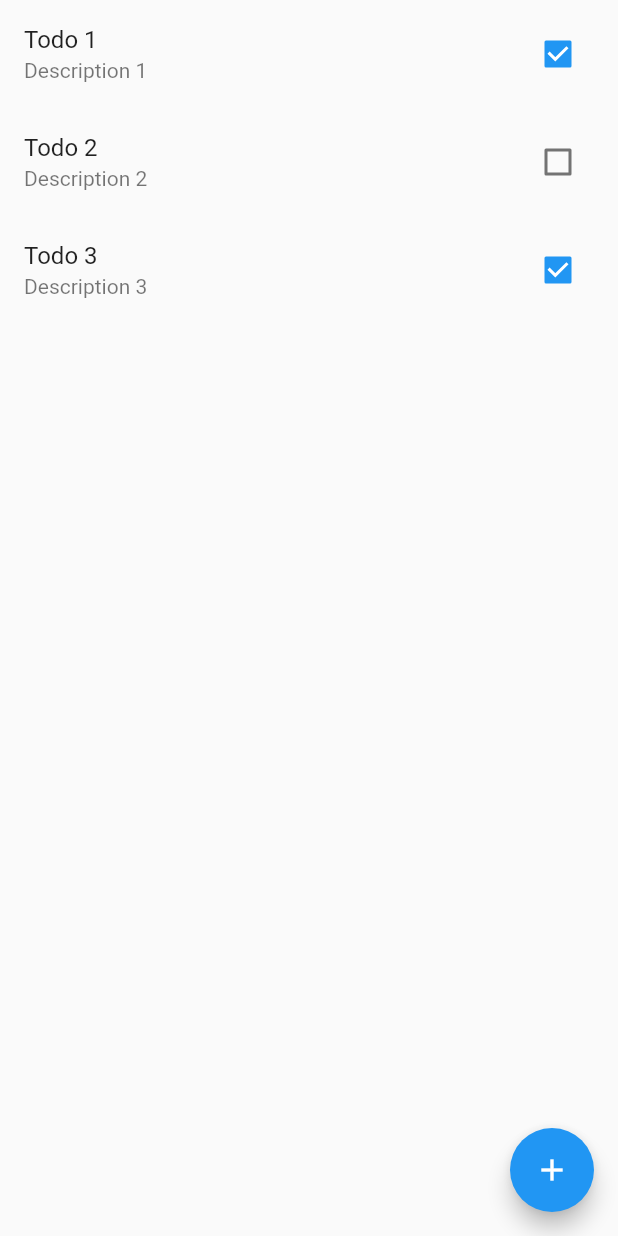
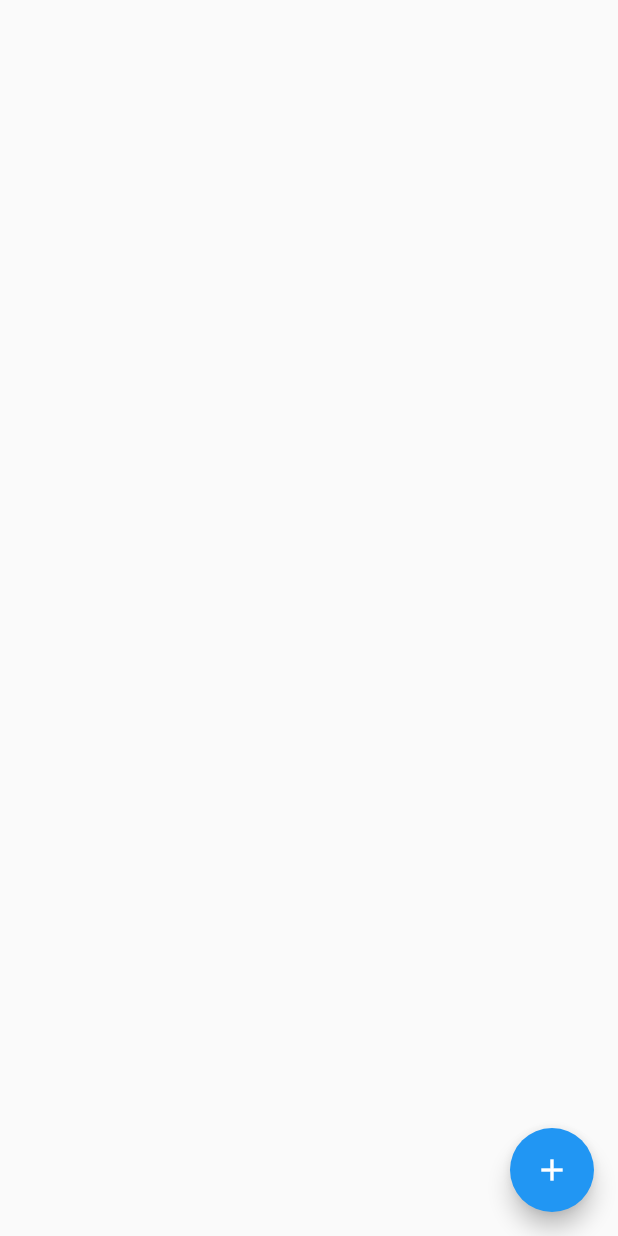
Before and after one commit to GayratShirnboyev/todo_beginner-1, a Flutter app: the Task screen opened directly, after a tap on "Add", on a phone screen of 412 x 824 dp. Run offline on Flutter 3.47's test engine with Material 2 defaults, Android fonts, the phone set to English and light mode, and no system bars.

Commit message:
add task to TODO list

```diff
--- a/lib/main.dart
+++ b/lib/main.dart
@@ -1,6 +1,7 @@
 import 'package:flutter/material.dart';
 import 'package:todo_beginner/screen/task.dart';
 import 'package:todo_beginner/screen/todoList.dart';
+import 'package:todo_beginner/todo.dart';
 
 void main() {
   runApp(
--- a/lib/screen/task.dart
+++ b/lib/screen/task.dart
@@ -1,5 +1,7 @@
 import 'package:flutter/material.dart';
 import 'package:todo_beginner/screen/todoList.dart';
+
+import '../todo.dart';
 
 class Task extends StatelessWidget {
   Task({Key? key}) : super(key: key);
@@ -31,8 +33,11 @@ class Task extends StatelessWidget {
           ),
           ElevatedButton(
             onPressed: () {
-              Navigator.push(
-                  context, MaterialPageRoute(builder: (context) => TodoList()));
+              Todo task = Todo(
+                  title: titleController.text,
+                  description: descriptionController.text,
+                  status: false);
+              Navigator.pop(context, task);
             },
             child: const Text('Add'),
           ),
--- a/lib/screen/todoList.dart
+++ b/lib/screen/todoList.dart
@@ -8,11 +8,7 @@ import '../todo.dart';
 
 class TodoList extends StatefulWidget {
   TodoList({Key? key}) : super(key: key);
-  List<Todo> todoList = [
-    Todo(title: 'Todo 1', description: 'Description 1', status: true),
-    Todo(title: 'Todo 2', description: 'Description 2', status: false),
-    Todo(title: 'Todo 3', description: 'Description 3', status: true),
-  ];
+  List<Todo> todoList = [];
 
   @override
   State<TodoList> createState() => _TodoListState();
@@ -28,9 +24,13 @@ class _TodoListState extends State<TodoList> {
             return TodoTile(index);
           }),
       floatingActionButton: FloatingActionButton(
-        onPressed: () {
-          Navigator.push(
+        onPressed: () async {
+          Todo todo = await Navigator.push(
               context, MaterialPageRoute(builder: (context) => Task()));
+
+          setState(() {
+            widget.todoList.add(todo);
+          });
         },
         child: Icon(Icons.add),
       ),
```
